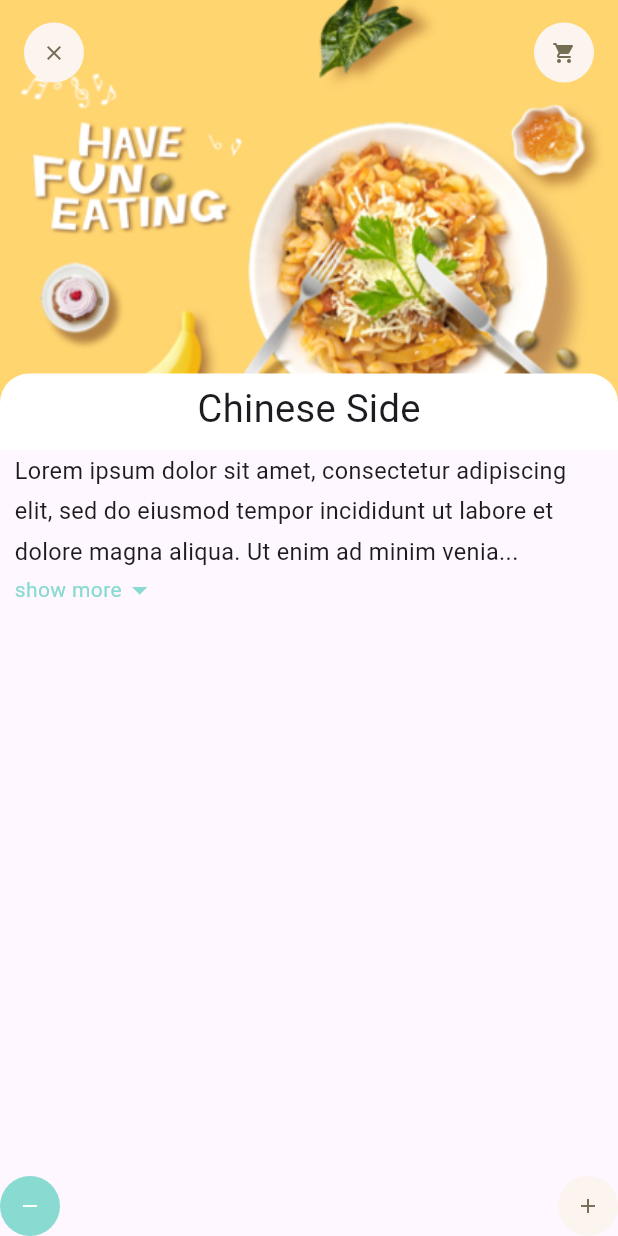
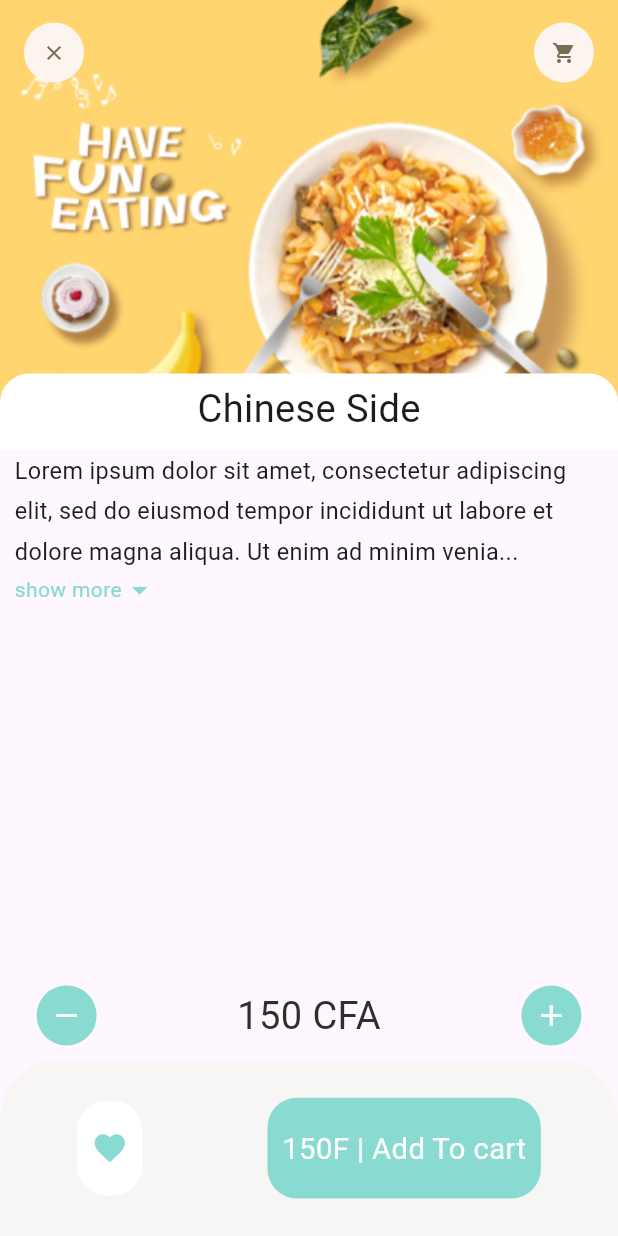
Before and after one commit to kiboMarcel/food_delivery, a Flutter app: the screen it shows after launch, on a phone screen of 412 x 824 dp. Run offline on Flutter 3.47's test engine with Material 2 defaults, Android fonts, the phone set to English and light mode, and no system bars; our stand-ins replace dots_indicator, get; Roboto replaces fonts that are missing (Poppin).

Commit message:
ui end #2

```diff
--- a/lib/presentations/pages/food/recommended_food_detail.dart
+++ b/lib/presentations/pages/food/recommended_food_detail.dart
@@ -65,16 +65,81 @@ class RecommendedFoodDetail extends StatelessWidget {
         ],
       ),
       bottomNavigationBar: Column(mainAxisSize: MainAxisSize.min, children: [
-        Row(
+        Container(
+          padding: EdgeInsets.only(
+              left: Dimensions.widtht20 * 2.5,
+              right: Dimensions.widtht20 * 2.5,
+              top: Dimensions.height10,
+              bottom: Dimensions.height10),
+          child: Row(
             mainAxisAlignment: MainAxisAlignment.spaceBetween,
             children: [
               AppIcon(
                   backgoundColor: AppColors.mainColor,
+                  iconSize: Dimensions.iconseSize24,
                   iconColor: Colors.white,
                   icon: Icons.remove),
-            AppIcon(icon: Icons.add),
+              BigText(
+                text: '150 CFA',
+                color: AppColors.mainBlackColor,
+                size: Dimensions.font26,
+              ),
+              AppIcon(
+                  backgoundColor: AppColors.mainColor,
+                  iconSize: Dimensions.iconseSize24,
+                  iconColor: Colors.white,
+                  icon: Icons.add),
             ],
-        )
+          ),
+        ),
+        Container(
+          height: Dimensions.bottomHeighBar,
+          padding: EdgeInsets.only(
+              top: Dimensions.height30,
+              bottom: Dimensions.height30,
+              left: Dimensions.widtht20,
+              right: Dimensions.widtht20),
+          decoration: BoxDecoration(
+            color: AppColors.buttonBackgroundColor,
+            borderRadius: BorderRadius.only(
+              topLeft: Radius.circular(Dimensions.radius20 * 2),
+              topRight: Radius.circular(Dimensions.radius20 * 2),
+            ),
+          ),
+          child: Row(
+            mainAxisAlignment: MainAxisAlignment.spaceAround,
+            children: [
+              Container(
+                padding: EdgeInsets.symmetric(
+                  vertical: Dimensions.height20,
+                  horizontal: Dimensions.widtht20,
+                ),
+                decoration: BoxDecoration(
+                  borderRadius: BorderRadius.circular(Dimensions.radius20),
+                  color: Colors.white,
+                ),
+                child: Icon(
+                  Icons.favorite,
+                  color: AppColors.mainColor,
+                ),
+              ),
+              Container(
+                padding: EdgeInsets.symmetric(
+                  vertical: Dimensions.height20,
+                  horizontal: Dimensions.widtht20,
+                ),
+                decoration: BoxDecoration(
+                  borderRadius: BorderRadius.circular(Dimensions.radius20),
+                  color: AppColors.mainColor,
+                ),
+                child: BigText(
+                  text: '150F | Add To cart',
+                  color: Colors.white,
+                ),
+              ),
+            ],
+          ),
+        ),
       ]),
     );
   }
```
Lines whose indentation alone changed are shown as unchanged.
